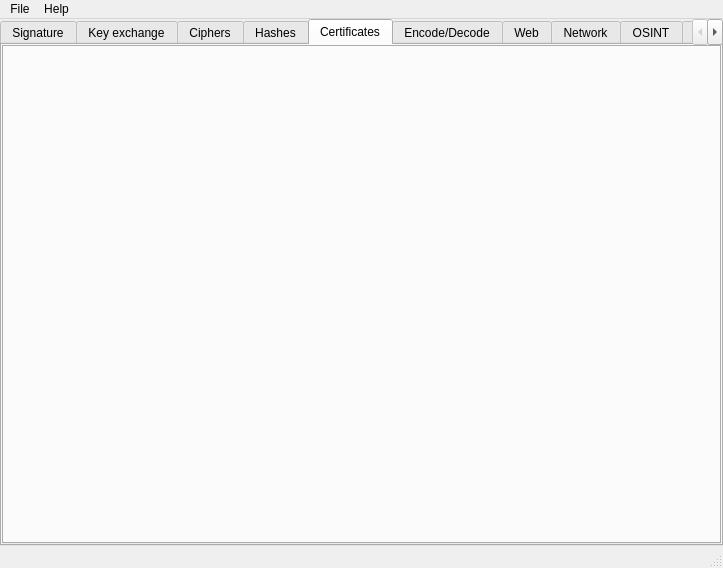
Above: ui/mainwindow.ui from caffedrine/CryptoPocketKnife before the change. Below: the same form after it.
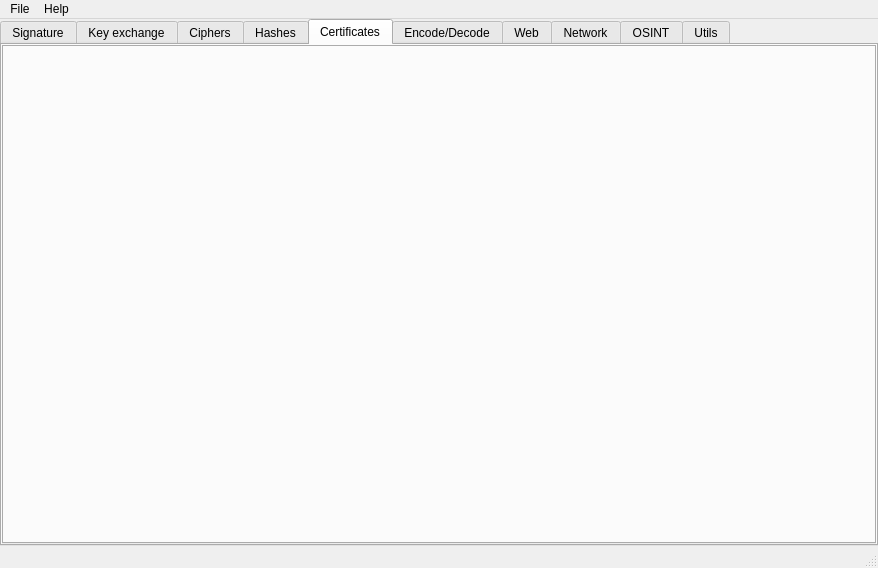
That is the form after the change. Icons and pictures are not drawn. Custom widgets are drawn as their Qt base class.

```diff
--- a/ui/mainwindow.ui
+++ b/ui/mainwindow.ui
@@ -6,7 +6,7 @@
    <rect>
     <x>0</x>
     <y>0</y>
-    <width>723</width>
+    <width>878</width>
     <height>568</height>
    </rect>
   </property>
@@ -482,7 +482,7 @@
     <rect>
      <x>0</x>
      <y>0</y>
-     <width>723</width>
+     <width>878</width>
      <height>22</height>
     </rect>
    </property>
```
